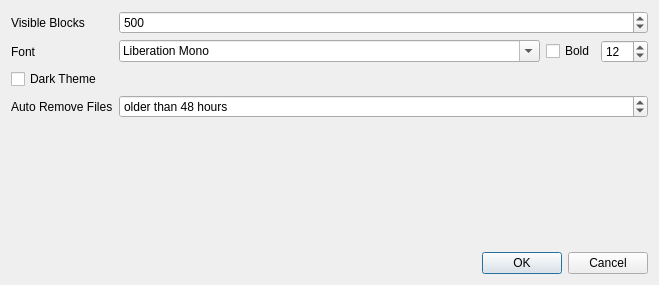
The window that qdevicemonitor/SettingsDialog.ui (alopatindev/qdevicemonitor) describes before a commit, drawn with Qt 5.
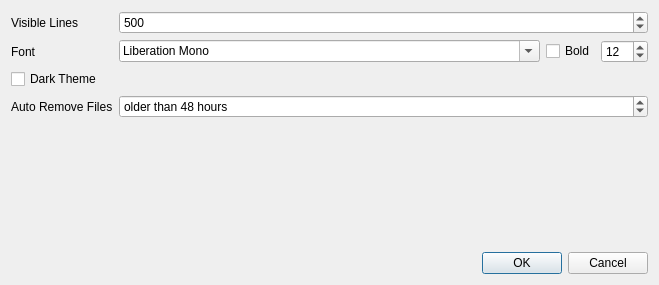
The same window after the commit.

Commit message: text files: reading only last lines

```diff
--- a/qdevicemonitor/SettingsDialog.ui
+++ b/qdevicemonitor/SettingsDialog.ui
@@ -20,7 +20,7 @@
    <item row="0" column="0">
     <widget class="QLabel" name="label">
      <property name="text">
-      <string>Visible Blocks</string>
+      <string>Visible Lines</string>
      </property>
     </widget>
    </item>
```
The commit also changes 3 other files.
